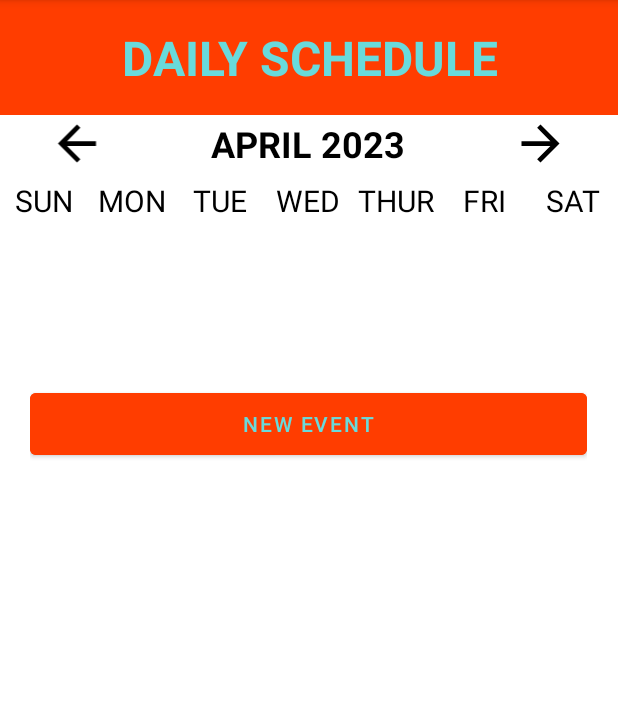
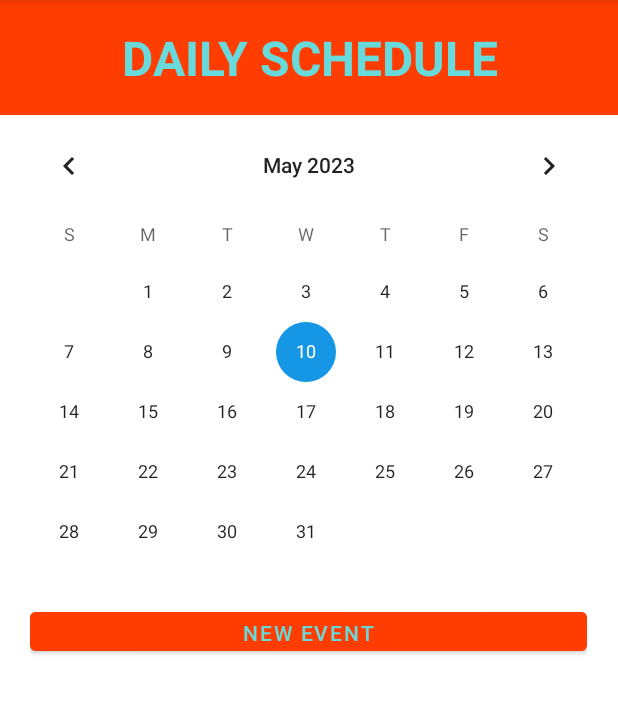
Before and after one commit to agamt1511/TheSchedule_FinalProject, an Android app: the NotesView screen opened directly, with no data from a screen before it, in the options menu, after a tap on "Daily Schedule", on a phone screen of 412 x 824 dp, the part 84-798 px from its top. Run offline under Robolectric (Android 15) with nearby library versions, the phone set to English and light mode, and no system bars; our stand-ins replace Firebase (no records; nobody signed in at launch, a user with empty details on screens opened directly).

Commit message:
Starting Notes

```diff
--- a/app/src/main/java/com/example/theschedule_finalproject/DailyScheduleEdit.java
+++ b/app/src/main/java/com/example/theschedule_finalproject/DailyScheduleEdit.java
@@ -1,6 +1,7 @@
 package com.example.theschedule_finalproject;
 
 import androidx.appcompat.app.AppCompatActivity;
+import androidx.recyclerview.widget.RecyclerView;
 
 import android.content.BroadcastReceiver;
 import android.content.Intent;
@@ -11,6 +12,7 @@ import android.view.View;
 
 public class DailyScheduleEdit extends AppCompatActivity {
     BroadcastReceiver broadcastReceiver;
+
 
     @Override
     protected void onCreate(Bundle savedInstanceState) {
--- a/app/src/main/java/com/example/theschedule_finalproject/DailyScheduleView.java
+++ b/app/src/main/java/com/example/theschedule_finalproject/DailyScheduleView.java
@@ -2,6 +2,7 @@ package com.example.theschedule_finalproject;
 
 import androidx.annotation.NonNull;
 import androidx.appcompat.app.AppCompatActivity;
+import androidx.recyclerview.widget.RecyclerView;
 
 import android.content.BroadcastReceiver;
 import android.content.Intent;
@@ -11,9 +12,24 @@ import android.os.Bundle;
 import android.view.Menu;
 import android.view.MenuItem;
 import android.view.View;
+import android.widget.CalendarView;
+import android.widget.TextView;
+import android.widget.Toast;
+
+import java.text.DateFormat;
+import java.text.SimpleDateFormat;
+import java.time.LocalDate;
+import java.util.ArrayList;
+import java.util.Calendar;
+import java.util.Date;
+import java.util.GregorianCalendar;
 
 public class DailyScheduleView extends AppCompatActivity {
     BroadcastReceiver broadcastReceiver;
+    CalendarView calender_cvDSV;
+    String selectedDayNum;
+
+    String selectedDay;
 
     @Override
     protected void onCreate(Bundle savedInstanceState) {
@@ -23,7 +39,29 @@ public class DailyScheduleView extends AppCompatActivity {
         //בדיקת חיבור לאינטרנט באמצעות BrodcastReciever
         broadcastReceiver = new NetworkConnectionReceiver();
         registerReceiver(broadcastReceiver,new IntentFilter(ConnectivityManager.CONNECTIVITY_ACTION));
+
+        calender_cvDSV = (CalendarView) findViewById(R.id.calender_cvDSV);
+
+        calender_cvDSV.setOnDateChangeListener(new CalendarView.OnDateChangeListener() {
+            @Override
+            public void onSelectedDayChange(@NonNull CalendarView calendarView, int i, int i1, int i2) {
+                selectedDay = Integer.toString(i) + Integer.toString(i1+1) +Integer.toString(i2);
+                Toast.makeText(DailyScheduleView.this, selectedDay, Toast.LENGTH_SHORT).show();
+                selectedDayData();
+            }
+        });
+
     }
+
+    private String getDateAndTime() {
+        SimpleDateFormat dateFormat = new SimpleDateFormat("yyyyMMddHHmmss");
+        Date date = Calendar.getInstance().getTime();
+        return dateFormat.format(date);
+    }
+
+    private void selectedDayData() {
+    }
+
 
     @Override
     public boolean onCreateOptionsMenu(Menu menu) {
--- a/app/src/main/java/com/example/theschedule_finalproject/NotesView.java
+++ b/app/src/main/java/com/example/theschedule_finalproject/NotesView.java
@@ -14,6 +14,7 @@ import androidx.recyclerview.widget.RecyclerView;
 import android.content.BroadcastReceiver;
 import android.content.Intent;
 import android.content.IntentFilter;
+import android.icu.text.RelativeDateTimeFormatter;
 import android.net.ConnectivityManager;
 import android.os.Bundle;
 import android.view.Menu;
@@ -35,6 +36,8 @@ import com.google.firebase.database.ValueEventListener;
 
 import java.lang.reflect.Array;
 import java.util.ArrayList;
+import java.util.Collection;
+import java.util.Collections;
 
 public class NotesView extends AppCompatActivity {
     BroadcastReceiver broadcastReceiver;
@@ -42,7 +45,7 @@ public class NotesView extends AppCompatActivity {
     RecyclerView notes_rvNV;
     NoteAdapter noteAdapter;
     ArrayList<Note> noteArrayList;
-    DatabaseReference notesDR;
+    DatabaseReference notesDBR;
 
     @Override
     protected void onCreate(Bundle savedInstanceState) {
@@ -58,36 +61,26 @@ public class NotesView extends AppCompatActivity {
         notes_rvNV.setLayoutManager(new LinearLayoutManager(this));
         currentUser = authRef.getCurrentUser();
 
-        notesDR = notesRef.child(currentUser.getUid()).child("Active");
+        notesDBR = notesRef.child(currentUser.getUid()).child("Active");
+
         noteArrayList = new ArrayList<>();
         noteAdapter= new NoteAdapter(this,noteArrayList);
         notes_rvNV.setAdapter(noteAdapter);
 
-        notesDR.orderByChild("dateTime_created").addValueEventListener(new ValueEventListener() {
-            @Override
-            public void onDataChange(@NonNull DataSnapshot snapshot) {
+        Query query = notesDBR.orderByChild("dateTime_created");
 
-            }
-
-            @Override
-            public void onCancelled(@NonNull DatabaseError error) {
-
-            }
-        })
-        notesDR.addValueEventListener(new ValueEventListener() {
+        query.addValueEventListener(new ValueEventListener() {
             @Override
             public void onDataChange(@NonNull DataSnapshot snapshot) {
                 if(snapshot.exists()){
                     for (DataSnapshot dataSnapshot : snapshot.getChildren()){
                         Note note = dataSnapshot.getValue(Note.class);
                         noteArrayList.add(note);
+                        Collections.reverse(noteArrayList);
                     }
+                    noteAdapter.notifyDataSetChanged();
                 }
-                noteAdapter.notifyDataSetChanged();
             }
-
-
-
             @Override
             public void onCancelled(@NonNull DatabaseError error) {
 
--- a/app/src/main/res/layout/activity_daily_schedule_view.xml
+++ b/app/src/main/res/layout/activity_daily_schedule_view.xml
@@ -19,121 +19,16 @@
         android:textSize="32dp"
         android:textStyle="bold" />
 
-    <LinearLayout
+    <CalendarView
+        android:id="@+id/calender_cvDSV"
         android:layout_width="match_parent"
         android:layout_height="0dp"
-        android:layout_weight="5"
-        android:orientation="horizontal">
-
-        <ImageView
-            android:layout_width="0dp"
-            android:layout_height="match_parent"
-            android:layout_weight="25"
-            android:onClick="lastWeek"
-            app:srcCompat="@drawable/baseline_arrow_back" />
-
-        <TextView
-            android:layout_width="0dp"
-            android:layout_height="match_parent"
-            android:layout_weight="50"
-            android:gravity="center"
-            android:text="APRIL 2023"
-            android:textColor="@color/black"
-            android:textSize="24sp"
-            android:textStyle="bold" />
-
-        <ImageView
-            android:layout_width="0dp"
-            android:layout_height="match_parent"
-            android:layout_weight="25"
-            android:onClick="nextWeek"
-            app:srcCompat="@drawable/baseline_arrow_forward" />
-
-    </LinearLayout>
+        android:layout_weight="40" />
 
     <LinearLayout
         android:layout_width="match_parent"
         android:layout_height="0dp"
-        android:layout_weight="5"
-        android:gravity="center"
-        android:orientation="horizontal">
-
-        <TextView
-            android:layout_width="0dp"
-            android:layout_height="wrap_content"
-            android:layout_weight="1"
-            android:gravity="center"
-            android:text="SUN"
-            android:textColor="@color/black"
-            android:textSize="20sp" />
-
-        <TextView
-            android:layout_width="0dp"
-            android:layout_height="wrap_content"
-            android:layout_weight="1"
-            android:gravity="center"
-            android:text="MON"
-            android:textColor="@color/black"
-            android:textSize="20sp" />
-
-        <TextView
-            android:layout_width="0dp"
-            android:layout_height="wrap_content"
-            android:layout_weight="1"
-            android:gravity="center"
-            android:text="TUE"
-            android:textColor="@color/black"
-            android:textSize="20sp" />
-
-        <TextView
-            android:layout_width="0dp"
-            android:layout_height="wrap_content"
-            android:layout_weight="1"
-            android:gravity="center"
-            android:text="WED"
-            android:textColor="@color/black"
-            android:textSize="20sp" />
-
-        <TextView
-            android:layout_width="0dp"
-            android:layout_height="wrap_content"
-            android:layout_weight="1"
-            android:gravity="center"
-            android:text="THUR"
-            android:textColor="@color/black"
-            android:textSize="20sp" />
-
-        <TextView
-            android:layout_width="0dp"
-            android:layout_height="wrap_content"
-            android:layout_weight="1"
-            android:gravity="center"
-            android:text="FRI"
-            android:textColor="@color/black"
-            android:textSize="20sp" />
-
-        <TextView
-            android:layout_width="0dp"
-            android:layout_height="wrap_content"
-            android:layout_weight="1"
-            android:gravity="center"
-            android:text="SAT"
-            android:textColor="@color/black"
-            android:textSize="20sp" />
-
-    </LinearLayout>
-
-    <androidx.recyclerview.widget.RecyclerView
-        android:layout_width="match_parent"
-        android:layout_height="0dp"
-        android:layout_weight="10">
-
-    </androidx.recyclerview.widget.RecyclerView>
-
-    <LinearLayout
-        android:layout_width="match_parent"
-        android:layout_height="0dp"
-        android:layout_weight="70"
+        android:layout_weight="50"
         android:orientation="horizontal">
 
         <Space
```
